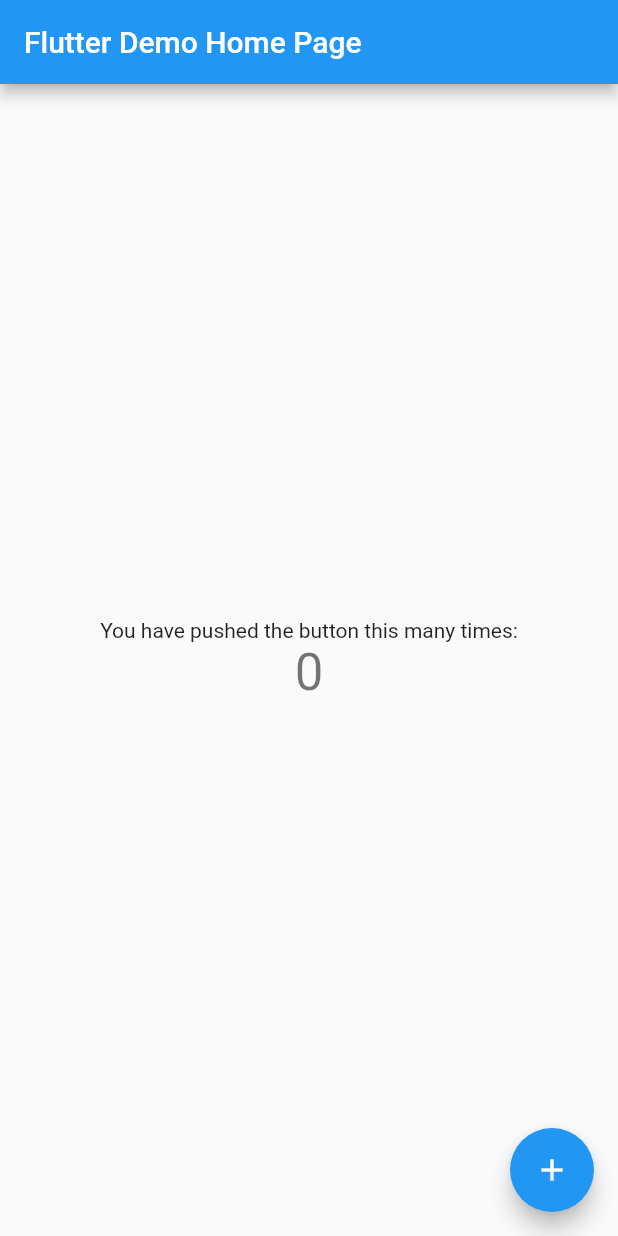
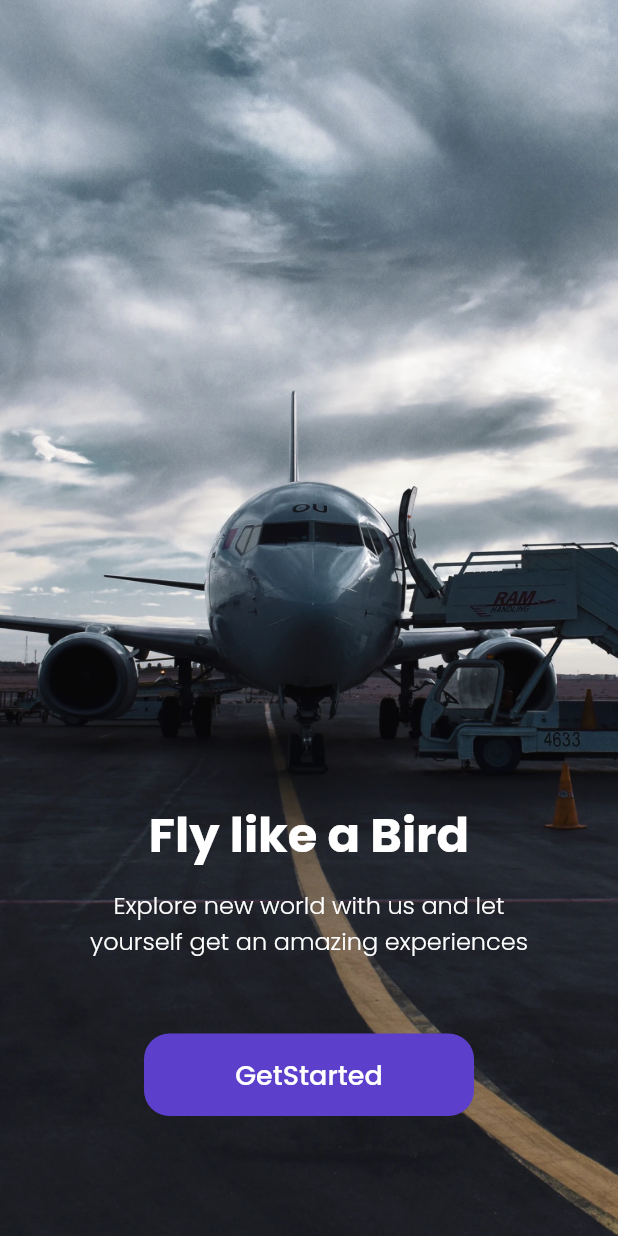
Before and after one commit to adheramaf7/airplane_app, a Flutter app: the screen it shows after launch, on a phone screen of 412 x 824 dp. Run offline on Flutter 3.47's test engine with Material 2 defaults, Android fonts, the phone set to English and light mode, and no system bars; our stand-ins replace google_fonts.

Commit message:
splashpage & getstartedpage

```diff
--- a/lib/main.dart
+++ b/lib/main.dart
@@ -1,4 +1,6 @@
 import 'package:flutter/material.dart';
+import 'ui/pages/get_started_page.dart';
+import 'ui/pages/splash_page.dart';
 
 void main() {
   runApp(const MyApp());
@@ -7,109 +9,11 @@ void main() {
 class MyApp extends StatelessWidget {
   const MyApp({Key? key}) : super(key: key);
 
-  // This widget is the root of your application.
   @override
   Widget build(BuildContext context) {
-    return MaterialApp(
-      title: 'Flutter Demo',
-      theme: ThemeData(
-        // This is the theme of your application.
-        //
-        // Try running your application with "flutter run". You'll see the
-        // application has a blue toolbar. Then, without quitting the app, try
-        // changing the primarySwatch below to Colors.green and then invoke
-        // "hot reload" (press "r" in the console where you ran "flutter run",
-        // or simply save your changes to "hot reload" in a Flutter IDE).
-        // Notice that the counter didn't reset back to zero; the application
-        // is not restarted.
-        primarySwatch: Colors.blue,
-      ),
-      home: const MyHomePage(title: 'Flutter Demo Home Page'),
+    return const MaterialApp(
+      debugShowCheckedModeBanner: false,
+      home: GetStartedPage(),
     );
   }
 }
-
-class MyHomePage extends StatefulWidget {
-  const MyHomePage({Key? key, required this.title}) : super(key: key);
-
-  // This widget is the home page of your application. It is stateful, meaning
-  // that it has a State object (defined below) that contains fields that affect
-  // how it looks.
-
-  // This class is the configuration for the state. It holds the values (in this
-  // case the title) provided by the parent (in this case the App widget) and
-  // used by the build method of the State. Fields in a Widget subclass are
-  // always marked "final".
-
-  final String title;
-
-  @override
-  State<MyHomePage> createState() => _MyHomePageState();
-}
-
-class _MyHomePageState extends State<MyHomePage> {
-  int _counter = 0;
-
-  void _incrementCounter() {
-    setState(() {
-      // This call to setState tells the Flutter framework that something has
-      // changed in this State, which causes it to rerun the build method below
-      // so that the display can reflect the updated values. If we changed
-      // _counter without calling setState(), then the build method would not be
-      // called again, and so nothing would appear to happen.
-      _counter++;
-    });
-  }
-
-  @override
-  Widget build(BuildContext context) {
-    // This method is rerun every time setState is called, for instance as done
-    // by the _incrementCounter method above.
-    //
-    // The Flutter framework has been optimized to make rerunning build methods
-    // fast, so that you can just rebuild anything that needs updating rather
-    // than having to individually change instances of widgets.
-    return Scaffold(
-      appBar: AppBar(
-        // Here we take the value from the MyHomePage object that was created by
-        // the App.build method, and use it to set our appbar title.
-        title: Text(widget.title),
-      ),
-      body: Center(
-        // Center is a layout widget. It takes a single child and positions it
-        // in the middle of the parent.
-        child: Column(
-          // Column is also a layout widget. It takes a list of children and
-          // arranges them vertically. By default, it sizes itself to fit its
-          // children horizontally, and tries to be as tall as its parent.
-          //
-          // Invoke "debug painting" (press "p" in the console, choose the
-          // "Toggle Debug Paint" action from the Flutter Inspector in Android
-          // Studio, or the "Toggle Debug Paint" command in Visual Studio Code)
-          // to see the wireframe for each widget.
-          //
-          // Column has various properties to control how it sizes itself and
-          // how it positions its children. Here we use mainAxisAlignment to
-          // center the children vertically; the main axis here is the vertical
-          // axis because Columns are vertical (the cross axis would be
-          // horizontal).
-          mainAxisAlignment: MainAxisAlignment.center,
-          children: <Widget>[
-            const Text(
-              'You have pushed the button this many times:',
-            ),
-            Text(
-              '$_counter',
-              style: Theme.of(context).textTheme.headline4,
-            ),
-          ],
-        ),
-      ),
-      floatingActionButton: FloatingActionButton(
-        onPressed: _incrementCounter,
-        tooltip: 'Increment',
-        child: const Icon(Icons.add),
-      ), // This trailing comma makes auto-formatting nicer for build methods.
-    );
-  }
-}
--- /dev/null
+++ b/lib/ui/pages/get_started_page.dart
@@ -0,0 +1,62 @@
+import 'package:airplane_app/shared/theme.dart';
+import 'package:flutter/material.dart';
+
+class GetStartedPage extends StatelessWidget {
+  const GetStartedPage({Key? key}) : super(key: key);
+
+  @override
+  Widget build(BuildContext context) {
+    return Scaffold(
+      body: Stack(children: [
+        Container(
+          width: double.infinity,
+          height: double.infinity,
+          decoration: const BoxDecoration(
+            image: DecorationImage(
+              fit: BoxFit.cover,
+              image: AssetImage('assets/image_get_started.png'),
+            ),
+          ),
+        ),
+        Center(
+          child: Column(
+            mainAxisAlignment: MainAxisAlignment.end,
+            children: [
+              Text(
+                'Fly like a Bird',
+                style: whiteTextStyle.copyWith(fontSize: 32, fontWeight: bold),
+              ),
+              const SizedBox(
+                height: 10,
+              ),
+              Text(
+                'Explore new world with us and let\nyourself get an amazing experiences',
+                style: whiteTextStyle.copyWith(fontSize: 16, fontWeight: light),
+                textAlign: TextAlign.center,
+              ),
+              Container(
+                width: 220,
+                height: 55,
+                margin: const EdgeInsets.only(top: 50, bottom: 80),
+                child: TextButton(
+                  onPressed: () {},
+                  style: TextButton.styleFrom(
+                    backgroundColor: kPrimaryColor,
+                    shape: RoundedRectangleBorder(
+                      borderRadius: BorderRadius.circular(17),
+                    ),
+                  ),
+                  child: Text(
+                    'GetStarted',
+                    style: whiteTextStyle.copyWith(
+                        fontSize: 18, fontWeight: medium),
+                  ),
+                ),
+              )
+            ],
+          ),
+        )
+      ]),
+    );
+  }
+}
```
Also changed, not shown: lib/ui/pages/splash_page.dart (added, +33 -0 lines), assets/image_get_started.png, 1 other file.
